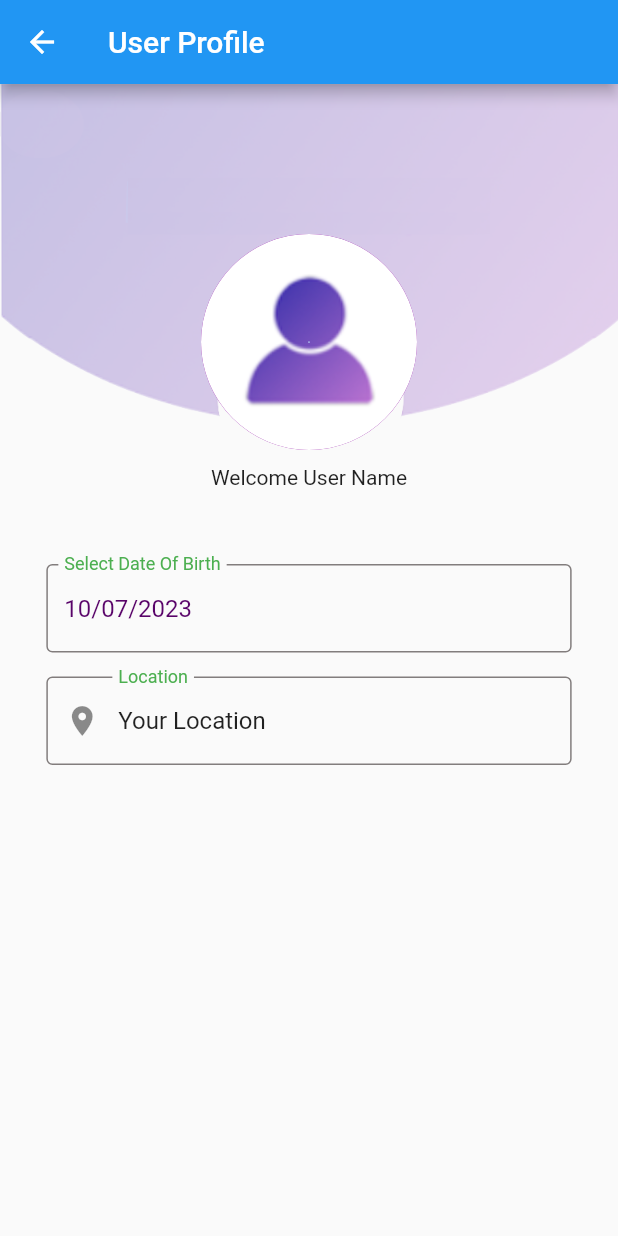
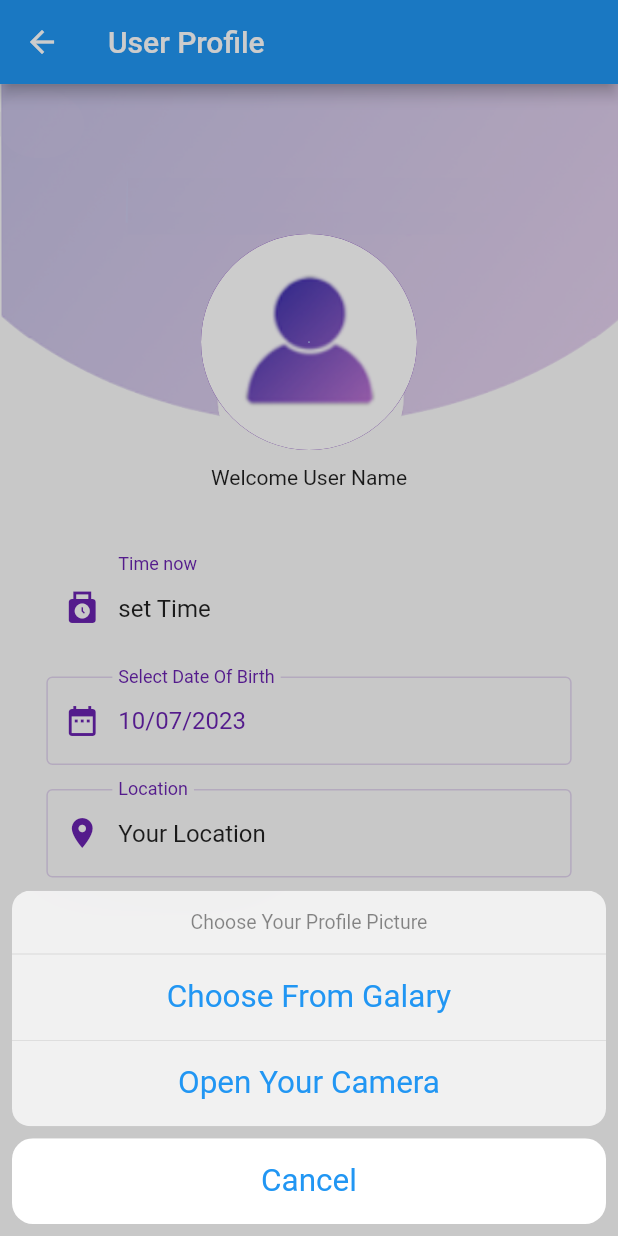
Before and after one commit to AREEJ-QURAAN/traininggroupproject, a Flutter app: the ProfileView screen opened by its route, after a tap on the "camera alt" icon, on a phone screen of 412 x 824 dp. Run offline on Flutter 3.47's test engine with Material 2 defaults, Android fonts, the light colour scheme and no system bars; our stand-ins replace geolocator, google_maps_flutter, image_picker, permission_handler; missing offline and left inert: app_settings.

Commit message:
add time , fix choose avatar

```diff
--- a/lib/helper/dataformatter.dart
+++ b/lib/helper/dataformatter.dart
@@ -1,3 +1,5 @@
+import 'package:flutter/material.dart';
+
 class LocalDateFormat {
   static String format(DateTime date) {
     String day = date.day.toString().padLeft(2, '0');
@@ -7,3 +9,12 @@ class LocalDateFormat {
     return '$day/$month/$year';
   }
 }
+
+class LocalTimeFormat {
+  static String format(TimeOfDay time) {
+    String hours = time.hour.toString().padLeft(2, '0');
+    String mins = time.minute.toString().padLeft(2, '0');
+    String timesfx = time.hour > 12 ? 'Pm' : 'Am';
+    return '$hours:$mins $timesfx';
+  }
+}
--- a/lib/views/profile_view.dart
+++ b/lib/views/profile_view.dart
@@ -1,11 +1,19 @@
 import 'package:flutter/material.dart';
 import 'dart:io';
 import 'package:image_picker/image_picker.dart';
+import 'package:flutter/cupertino.dart';
 import 'package:permission_handler/permission_handler.dart';
 import 'package:traininggroupproject/main.dart';
 import '../helper/dataformatter.dart';
 import 'dialogs.dart';
+import 'package:app_settings/app_settings.dart';
+import 'package:intl/intl.dart';
+
 // import 'package:intl/intl.dart';
+const themeColor = Color.fromARGB(255, 105, 34, 175);
+const themeColorUnfocusedBorders = Color.fromARGB(119, 196, 168, 225);
+const themeColorLocation = Color.fromARGB(255, 105, 34, 175);
+const themeColorCalander = Color.fromARGB(255, 105, 34, 175);
 
 class ProfileView extends StatefulWidget {
   const ProfileView({Key? key}) : super(key: key);
@@ -17,7 +25,10 @@ class ProfileView extends StatefulWidget {
 class _ProfileViewState extends State<ProfileView> {
   File? _selectedImage;
   DateTime? _selectedDate;
+  TimeOfDay? _currentTime;
+  String? _userLocation;
   late final TextEditingController _dateTxtC;
+  late final TextEditingController _timeTxtC;
   @override
   initState() {
     _dateTxtC =
@@ -28,12 +39,17 @@ class _ProfileViewState extends State<ProfileView> {
   @override
   dispose() {
     _dateTxtC.dispose();
+    _timeTxtC.dispose();
     super.dispose();
   }
 
 //__selectLocation();
   Future<void> _showMapToSelectLocation() async {
-    Navigator.of(context).pushNamed(mapViewRoute);
+    Navigator.of(context).pushNamed(mapViewRoute).then((value) {
+      setState(() {
+        _userLocation = value.toString();
+      });
+    });
     // Navigator.push(
     //   context,
     //   MaterialPageRoute(builder: (context) => const MapScreen()),
@@ -55,29 +71,83 @@ class _ProfileViewState extends State<ProfileView> {
     }
   }
 
+  Future<void> _setTime() async {
+    final TimeOfDay? pickedTime = await showTimePicker(
+      context: context,
+      initialTime: TimeOfDay.now(),
+    );
+    if (pickedTime != null) {
+      setState(() {
+        _currentTime = pickedTime;
+        _timeTxtC.text = LocalTimeFormat.format(_currentTime!);
+        // _timeTxtC.text = DateFormat.Hm().format(DateTime(
+        // 1, 1, 1, _currentTime?.hour ?? 0, _currentTime?.minute ?? 0));
+      });
+    }
+  }
+
 //_select avatar
-  Future<void> _pickImageFromGallery() async {
+  void showImageSourceActionSheet(BuildContext context) {
+    showCupertinoModalPopup(
+      context: context,
+      builder: (BuildContext context) {
+        return CupertinoActionSheet(
+          title: const Text('Choose Your Profile Picture'),
+          actions: [
+            CupertinoActionSheetAction(
+              onPressed: () {
+                Navigator.of(context).pop();
+                _pickImageFrom(ImageSource.gallery, Permission.photos);
+              },
+              child: const Text('Choose From Galary'),
+            ),
+            CupertinoActionSheetAction(
+              onPressed: () {
+                _pickImageFrom(ImageSource.camera, Permission.camera);
+                Navigator.of(context).pop();
+              },
+              child: const Text('Open Your Camera'),
+            ),
+          ],
+          cancelButton: CupertinoActionSheetAction(
+            onPressed: () {
+              Navigator.of(context).pop();
+            },
+            child: const Text('Cancel'),
+          ),
+        );
+      },
+    );
+  }
+
+  Future<void> _pickImageFrom(
+      ImageSource source, Permission permissionFor) async {
     // Check if permission is granted
-    PermissionStatus status = await Permission.photos.request();
-    const test = true;
+
+    PermissionStatus status = await permissionFor.request();
+    bool test = false;
     if (status.isGranted || test) {
-      final pickedImage =
-          await ImagePicker().pickImage(source: ImageSource.gallery);
+      final pickedImage = await ImagePicker().pickImage(source: source);
       if (pickedImage != null) {
         setState(() {
           _selectedImage = File(pickedImage.path);
         });
       }
-    } else if (status.isDenied) {
-      final shouldOpenGalary = await showPermissionDialog(
+    } else if (status.isDenied || status.isPermanentlyDenied) {
+      final shouldOpenSource = await showPermissionDialog(
         context,
-        'Please grant access to your photo library to change your picture',
+        'Please change your setting and grant access to your camera/photos library so you can change your picture',
       );
-      if (shouldOpenGalary) {
+      if (shouldOpenSource) {
+        test = true;
         // OpenGalary
-        _pickImageFromGallery();
+        AppSettings.openAppSettings().then((value) {
+          _pickImageFrom(source, permissionFor);
+        });
+        //
       } else {
-        Navigator.of(context).pop();
+        test = true;
+        // Navigator.of(context).pop();
       }
     }
   }
@@ -111,7 +181,7 @@ class _ProfileViewState extends State<ProfileView> {
             //   left: MediaQuery.of(context).size.width * 0.5 - avatarWidth * 0.5,
             const SizedBox(height: 100), //just space between items
             CircleAvatar(
-                backgroundColor: Colors.purple,
+              backgroundColor: themeColor,
               radius: avatarWidth / 2,
               backgroundImage: _selectedImage != null
                   ? FileImage(_selectedImage!) as ImageProvider<Object>
@@ -119,29 +189,63 @@ class _ProfileViewState extends State<ProfileView> {
               child: IconButton(
                 iconSize: 1,
                 icon: const Icon(Icons.camera_alt),
-                  onPressed: _pickImageFromGallery,
+                onPressed: () {
+                  showImageSourceActionSheet(context);
+                },
               ),
             ),
             //----------
+
             const SizedBox(height: 10), //just space between items
             const Text('Welcome User Name'),
+
             const SizedBox(height: 50), //just space between items
+            //---------------- TIME ---------------- //
             SizedBox(
               width: MediaQuery.of(context).size.width * 0.85,
               child: TextField(
-                  style:
-                      const TextStyle(color: Color.fromARGB(255, 89, 4, 105)),
                 readOnly: true,
                 decoration: const InputDecoration(
+                  labelText: 'Time now ',
+                  prefixIcon: Icon(Icons.punch_clock),
+                  prefixIconColor: themeColorLocation,
+                  labelStyle: TextStyle(color: themeColor),
+                  enabledBorder: OutlineInputBorder(
+                    borderSide:
+                        BorderSide(color: Color.fromARGB(0, 255, 255, 255)),
+                  ),
+                  focusedBorder: OutlineInputBorder(
+                    borderSide: BorderSide(color: themeColor),
+                  ),
+                ),
+                controller: TextEditingController(
+                    text: _currentTime != null
+                        ? LocalTimeFormat.format(_currentTime!)
+                        : 'set Time'),
+                onTap: () {
+                  _setTime();
+                },
+              ),
+            ),
+            const SizedBox(height: 16), //just space between items
+
+            //---------------- Date ---------------- //
+            SizedBox(
+              width: MediaQuery.of(context).size.width * 0.85,
+              child: TextField(
+                style: const TextStyle(color: themeColor),
+                readOnly: true,
+                decoration: const InputDecoration(
+                  prefixIcon: Icon(Icons.date_range),
+                  prefixIconColor: themeColorCalander,
                   labelText: 'Select Date Of Birth',
-                    labelStyle: TextStyle(color: Colors.green),
+                  labelStyle: TextStyle(color: themeColor),
                   // border: OutlineInputBorder(), //InputBorder.none
                   enabledBorder: OutlineInputBorder(
-                      borderSide:
-                          BorderSide(color: Color.fromARGB(255, 130, 125, 125)),
+                    borderSide: BorderSide(color: themeColorUnfocusedBorders),
                   ),
                   focusedBorder: OutlineInputBorder(
-                      borderSide: BorderSide(color: Colors.blue),
+                    borderSide: BorderSide(color: themeColor),
                   ),
                 ),
                 onTap: () {
@@ -151,23 +255,25 @@ class _ProfileViewState extends State<ProfileView> {
               ),
             ),
             const SizedBox(height: 16), //just space between items
-              Container(
+            //---------------- Location ---------------- //
+            SizedBox(
               width: MediaQuery.of(context).size.width * 0.85,
               child: TextField(
                 readOnly: true,
                 decoration: const InputDecoration(
                   labelText: 'Location',
                   prefixIcon: Icon(Icons.location_on),
-                    labelStyle: TextStyle(color: Colors.green),
+                  prefixIconColor: themeColorLocation,
+                  labelStyle: TextStyle(color: themeColor),
                   enabledBorder: OutlineInputBorder(
-                      borderSide:
-                          BorderSide(color: Color.fromARGB(255, 130, 125, 125)),
+                    borderSide: BorderSide(color: themeColorUnfocusedBorders),
                   ),
                   focusedBorder: OutlineInputBorder(
-                      borderSide: BorderSide(color: Colors.blue),
+                    borderSide: BorderSide(color: themeColor),
                   ),
                 ),
-                  controller: TextEditingController(text: 'Your Location'),
+                controller: TextEditingController(
+                    text: _userLocation ?? 'Your Location'),
                 onTap: () {
                   _showMapToSelectLocation();
                 },
@@ -176,6 +282,7 @@ class _ProfileViewState extends State<ProfileView> {
             const SizedBox(height: 16), //just space between items
           ],
         ),
-        ));
+      ),
+    );
   }
 }
--- a/pubspec.yaml
+++ b/pubspec.yaml
@@ -37,10 +37,12 @@ dependencies:
   # latlong: ^0.6.1
   bloc: ^8.1.2
   flutter_bloc: ^8.1.3
+  app_settings: ^4.0.2
+  intl: ^0.17.0
 
   # The following adds the Cupertino Icons font to your application.
   # Use with the CupertinoIcons class for iOS style icons.
-  cupertino_icons: ^1.0.2
+  cupertino_icons: ^1.0.5
 
 dev_dependencies:
   flutter_test:
```
Also changed, not shown: lib/views/map_view.dart (+49 -41 lines), pubspec.lock, 3 other files. Lines whose indentation alone changed are shown as unchanged.
